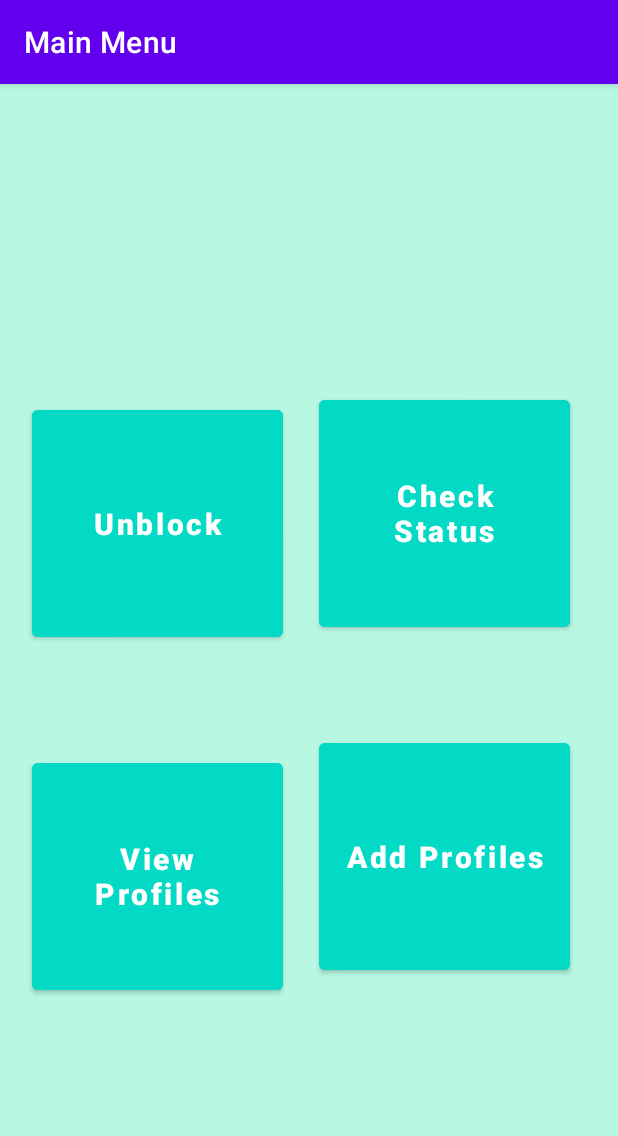
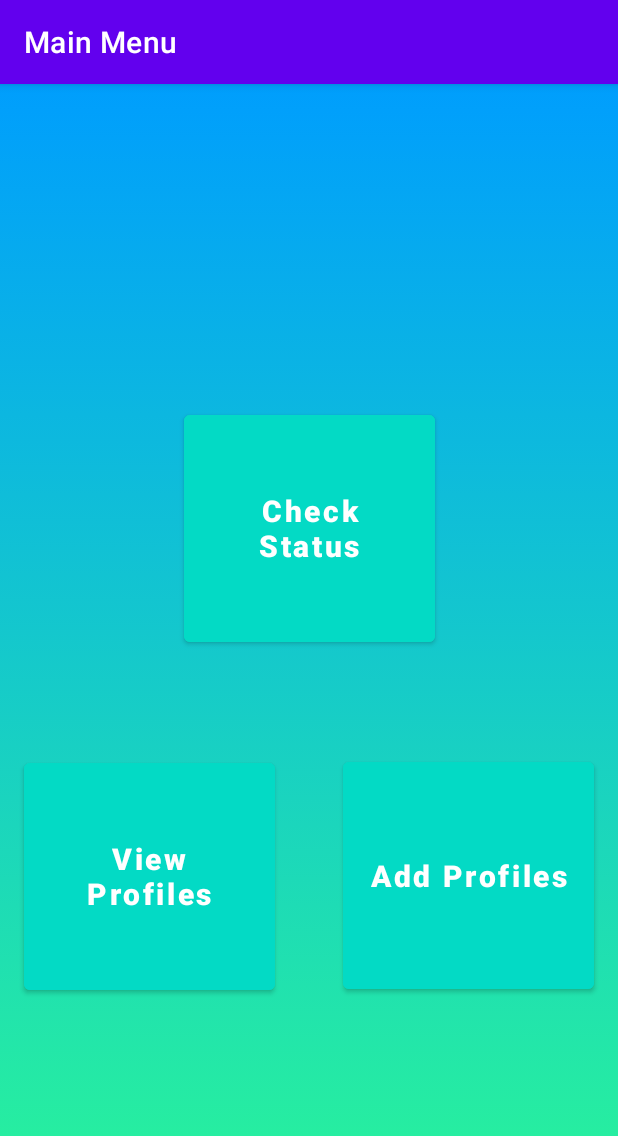
Before and after one commit to rezeqk/Biometric-Safe, an Android app: the screen it shows after launch (MainActivity), on a phone screen of 412 x 824 dp. Shown: the top 1136 px of the screen. Run offline under Robolectric (Android 15) with nearby library versions, the phone set to English and light mode, and no system bars.

Commit message:
changed the background back to what it was still figuring out the buttons

```diff
--- a/app/src/main/AndroidManifest.xml
+++ b/app/src/main/AndroidManifest.xml
@@ -26,10 +26,6 @@
             android:parentActivityName=".MainActivity"
             android:exported="false" />
         <activity
-            android:name=".Unblock"
-            android:parentActivityName=".MainActivity"
-            android:exported="false" />
-        <activity
             android:name=".AddProfile"
             android:parentActivityName=".MainActivity"
             android:exported="false" />
--- a/app/src/main/java/com/example/coen390_project/MainActivity.java
+++ b/app/src/main/java/com/example/coen390_project/MainActivity.java
@@ -23,7 +23,6 @@ import com.google.firebase.messaging.FirebaseMessaging;
 public class MainActivity extends AppCompatActivity {
 
     // initializing buttons
-    Button unlock;
     Button profile_add;
     Button profile_view;
     Button status_check;
@@ -37,7 +36,6 @@ public class MainActivity extends AppCompatActivity {
         //Add a title to the bar
         getSupportActionBar().setTitle("Main Menu");
         // create a method
-        unlock = (Button)findViewById(R.id.unblocker);
         profile_view=(Button)findViewById(R.id.view_profile);
         status_check=(Button) findViewById(R.id.check_status);
         profile_add=(Button) findViewById(R.id.add_profile);
@@ -58,6 +56,8 @@ public class MainActivity extends AppCompatActivity {
                         String msg = token;
                         Log.d(TAG, msg);
                         Toast.makeText(MainActivity.this, msg, Toast.LENGTH_SHORT).show();
+                        System.out.println(msg);
+                        System.out.println("yooo");
                     }
                 });
 
@@ -68,13 +68,6 @@ public class MainActivity extends AppCompatActivity {
             public void onClick(View view) {
                 Intent intent = new Intent(MainActivity.this, AddProfile.class);
                         startActivity(intent);
-            }
-        });
-        unlock.setOnClickListener(new View.OnClickListener() {
-            @Override
-            public void onClick(View view) {
-                Intent intent = new Intent(MainActivity.this, Unblock.class);
-                startActivity(intent);
             }
         });
         status_check.setOnClickListener(new View.OnClickListener() {
--- a/app/src/main/res/layout/activity_check_status.xml
+++ b/app/src/main/res/layout/activity_check_status.xml
@@ -4,6 +4,7 @@
     xmlns:tools="http://schemas.android.com/tools"
     android:layout_width="match_parent"
     android:layout_height="match_parent"
+    android:background="@drawable/gradient_background"
     tools:context=".CheckStatus">
 
 </androidx.constraintlayout.widget.ConstraintLayout>
--- a/app/src/main/res/layout/activity_main.xml
+++ b/app/src/main/res/layout/activity_main.xml
@@ -5,7 +5,7 @@
     android:id="@+id/Add_profile"
     android:layout_width="match_parent"
     android:layout_height="match_parent"
-    android:background="#B8F8E3"
+    android:background="@drawable/gradient_background"
     tools:context=".MainActivity">
 
     <Button
@@ -21,28 +21,10 @@
         android:textStyle="bold"
         app:layout_constraintBottom_toBottomOf="parent"
         app:layout_constraintEnd_toEndOf="parent"
-        app:layout_constraintHorizontal_bias="0.868"
-        app:layout_constraintStart_toStartOf="parent"
-        app:layout_constraintTop_toBottomOf="@+id/check_status"
-        app:layout_constraintVertical_bias="0.006" />
-
-    <Button
-        android:id="@+id/unblocker"
-        android:layout_width="167dp"
-        android:layout_height="163dp"
-        android:layout_marginEnd="24dp"
-        android:backgroundTint="#FF03DAC5"
-        android:text="Unblock"
-        android:textAllCaps="false"
-        android:textColor="#FFFF "
-        android:textSize="20sp"
-        android:textStyle="bold"
-        app:layout_constraintBottom_toTopOf="@+id/view_profile"
-        app:layout_constraintEnd_toStartOf="@+id/check_status"
-        app:layout_constraintHorizontal_bias="1.0"
+        app:layout_constraintHorizontal_bias="0.934"
         app:layout_constraintStart_toStartOf="parent"
         app:layout_constraintTop_toTopOf="parent"
-        app:layout_constraintVertical_bias="0.747" />
+        app:layout_constraintVertical_bias="0.706" />
 
     <Button
         android:id="@+id/view_profile"
@@ -56,7 +38,7 @@
         android:textStyle="bold"
         app:layout_constraintBottom_toBottomOf="parent"
         app:layout_constraintEnd_toEndOf="parent"
-        app:layout_constraintHorizontal_bias="0.086"
+        app:layout_constraintHorizontal_bias="0.065"
         app:layout_constraintStart_toStartOf="parent"
         app:layout_constraintTop_toTopOf="parent"
         app:layout_constraintVertical_bias="0.739" />
@@ -73,9 +55,9 @@
         android:textStyle="bold"
         app:layout_constraintBottom_toBottomOf="parent"
         app:layout_constraintEnd_toEndOf="parent"
-        app:layout_constraintHorizontal_bias="0.868"
+        app:layout_constraintHorizontal_bias="0.5"
         app:layout_constraintStart_toStartOf="parent"
         app:layout_constraintTop_toTopOf="parent"
-        app:layout_constraintVertical_bias="0.338" />
+        app:layout_constraintVertical_bias="0.355" />
 
 </androidx.constraintlayout.widget.ConstraintLayout>
--- a/app/src/main/res/layout/activity_view_profile.xml
+++ b/app/src/main/res/layout/activity_view_profile.xml
@@ -4,6 +4,7 @@
     xmlns:tools="http://schemas.android.com/tools"
     android:layout_width="match_parent"
     android:layout_height="match_parent"
+    android:background="@drawable/gradient_background"
     tools:context=".ViewProfile">
 
 </androidx.constraintlayout.widget.ConstraintLayout>
```
Also changed, not shown: app/build.gradle (+17 -0 lines), app/src/main/java/com/example/coen390_project/Unblock.java (deleted, +0 -44 lines), app/src/main/res/layout/activity_unblock.xml (deleted, +0 -33 lines), build.gradle (+16 -2 lines), 1 other file.
